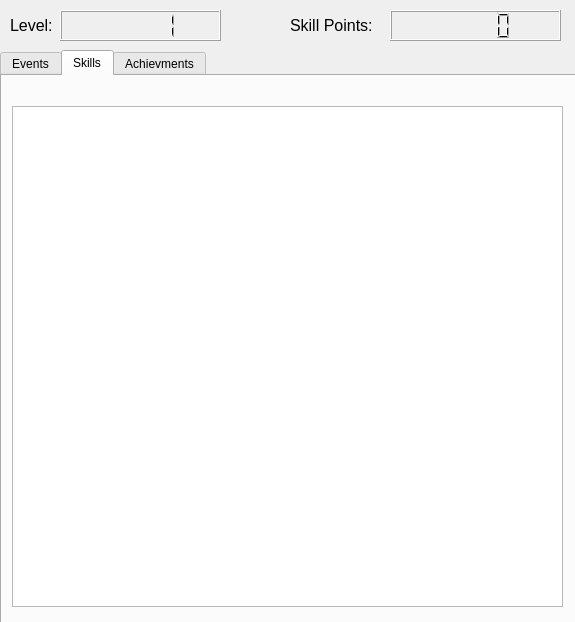
Before: the Qt Designer form mainwindow.ui in Jakski/rpg-organizer, drawn with Qt 5.
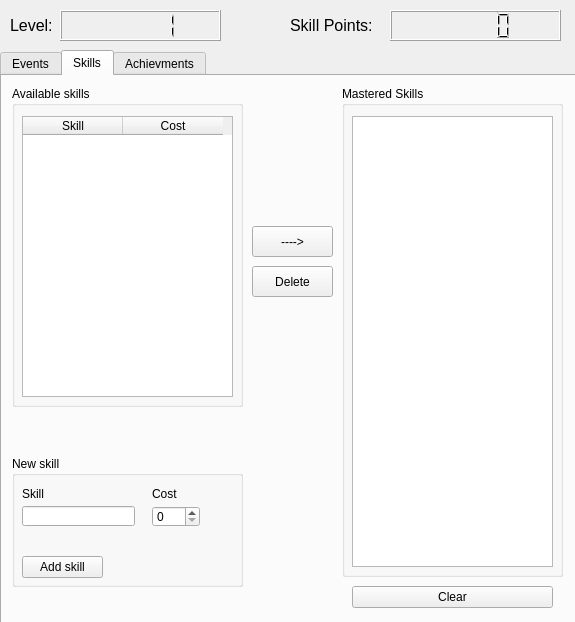
After: the same form once the commit is applied. The open tabs and pages were chosen to show the change.

```diff
--- a/mainwindow.ui
+++ b/mainwindow.ui
@@ -172,14 +172,171 @@
      <attribute name="title">
       <string>Skills</string>
      </attribute>
-     <widget class="QTreeView" name="treeView">
+     <widget class="QGroupBox" name="groupBox_2">
       <property name="geometry">
        <rect>
+        <x>340</x>
+        <y>10</y>
+        <width>221</width>
+        <height>491</height>
+       </rect>
+      </property>
+      <property name="title">
+       <string>Mastered Skills</string>
+      </property>
+      <widget class="QListWidget" name="listWidget">
+       <property name="geometry">
+        <rect>
+         <x>10</x>
+         <y>30</y>
+         <width>201</width>
+         <height>451</height>
+        </rect>
+       </property>
+      </widget>
+     </widget>
+     <widget class="QGroupBox" name="groupBox_3">
+      <property name="geometry">
+       <rect>
         <x>10</x>
-        <y>30</y>
-        <width>551</width>
-        <height>501</height>
+        <y>10</y>
+        <width>231</width>
+        <height>321</height>
        </rect>
+      </property>
+      <property name="title">
+       <string>Available skills</string>
+      </property>
+      <widget class="QTableWidget" name="tableWidget_2">
+       <property name="geometry">
+        <rect>
+         <x>10</x>
+         <y>30</y>
+         <width>211</width>
+         <height>281</height>
+        </rect>
+       </property>
+       <column>
+        <property name="text">
+         <string>Skill</string>
+        </property>
+       </column>
+       <column>
+        <property name="text">
+         <string>Cost</string>
+        </property>
+       </column>
+      </widget>
+     </widget>
+     <widget class="QPushButton" name="pushButton_3">
+      <property name="geometry">
+       <rect>
+        <x>250</x>
+        <y>150</y>
+        <width>81</width>
+        <height>31</height>
+       </rect>
+      </property>
+      <property name="text">
+       <string>----&gt;</string>
+      </property>
+     </widget>
+     <widget class="QPushButton" name="pushButton_4">
+      <property name="geometry">
+       <rect>
+        <x>250</x>
+        <y>190</y>
+        <width>81</width>
+        <height>31</height>
+       </rect>
+      </property>
+      <property name="text">
+       <string>Delete</string>
+      </property>
+     </widget>
+     <widget class="QGroupBox" name="groupBox_4">
+      <property name="geometry">
+       <rect>
+        <x>10</x>
+        <y>380</y>
+        <width>231</width>
+        <height>131</height>
+       </rect>
+      </property>
+      <property name="title">
+       <string>New skill</string>
+      </property>
+      <widget class="QLineEdit" name="lineEdit">
+       <property name="geometry">
+        <rect>
+         <x>10</x>
+         <y>50</y>
+         <width>113</width>
+         <height>20</height>
+        </rect>
+       </property>
+      </widget>
+      <widget class="QLabel" name="label_3">
+       <property name="geometry">
+        <rect>
+         <x>10</x>
+         <y>30</y>
+         <width>71</width>
+         <height>16</height>
+        </rect>
+       </property>
+       <property name="text">
+        <string>Skill</string>
+       </property>
+      </widget>
+      <widget class="QLabel" name="label_4">
+       <property name="geometry">
+        <rect>
+         <x>140</x>
+         <y>30</y>
+         <width>41</width>
+         <height>16</height>
+        </rect>
+       </property>
+       <property name="text">
+        <string>Cost</string>
+       </property>
+      </widget>
+      <widget class="QSpinBox" name="spinBox">
+       <property name="geometry">
+        <rect>
+         <x>140</x>
+         <y>50</y>
+         <width>48</width>
+         <height>21</height>
+        </rect>
+       </property>
+      </widget>
+      <widget class="QPushButton" name="pushButton_5">
+       <property name="geometry">
+        <rect>
+         <x>10</x>
+         <y>100</y>
+         <width>81</width>
+         <height>22</height>
+        </rect>
+       </property>
+       <property name="text">
+        <string>Add skill</string>
+       </property>
+      </widget>
+     </widget>
+     <widget class="QPushButton" name="pushButton_6">
+      <property name="geometry">
+       <rect>
+        <x>350</x>
+        <y>510</y>
+        <width>201</width>
+        <height>22</height>
+       </rect>
+      </property>
+      <property name="text">
+       <string>Clear</string>
       </property>
      </widget>
     </widget>
```
Left out of the diff: 2 changed lines with no effect on the pictures.
